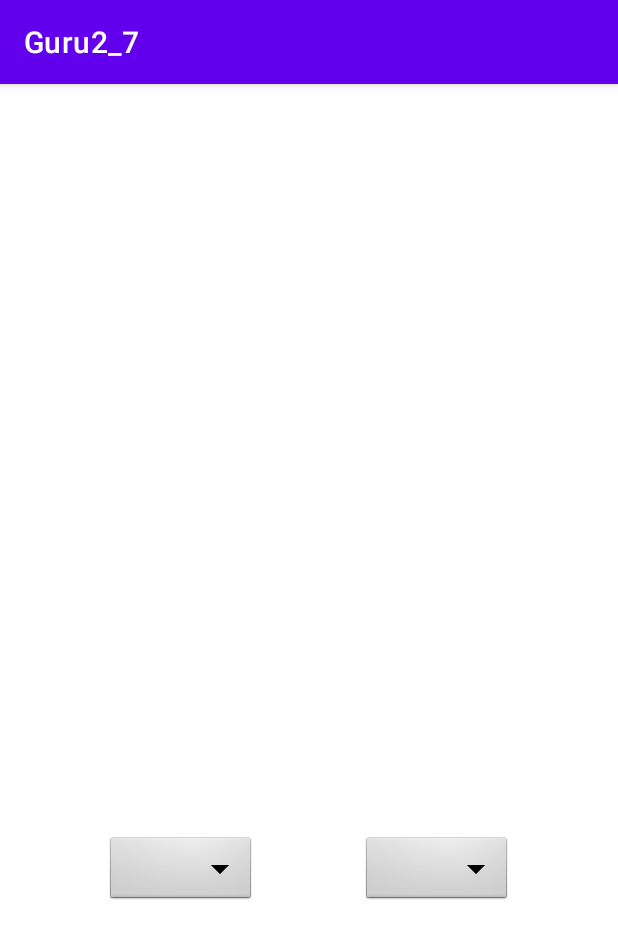
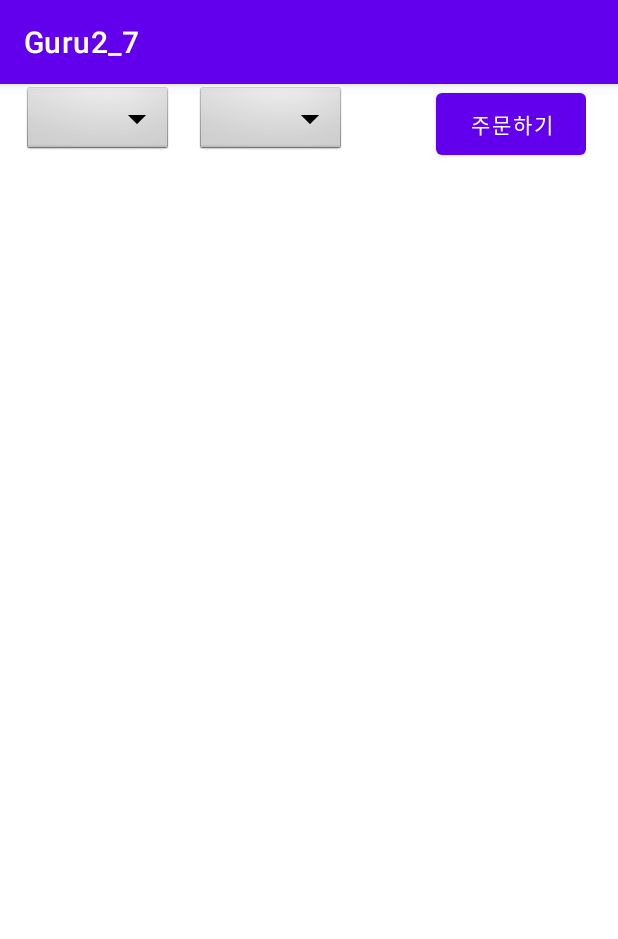
Before and after one commit to eunji-woo/Guru2_7, an Android app: the MenuActivity screen opened directly, with no data from a screen before it, on a phone screen of 412 x 824 dp. Shown: the top 939 px of the screen. Run offline under Robolectric (Android 15) with nearby library versions, the phone set to English and light mode, and no system bars.

Commit message:
메뉴페이지 - 주문하기 버튼 추가 (+위치)

```diff
--- a/app/src/main/java/com/example/guru2_7/MenuActivity.kt
+++ b/app/src/main/java/com/example/guru2_7/MenuActivity.kt
@@ -52,35 +52,35 @@ class MenuActivity : AppCompatActivity() {
             for (i in in_array.indices){
                 val checkBox = CheckBox(this)
                 checkBox.text = in_array[i]
-                scrollLayout.addView(checkBox)
+                scrollLayout.addView(checkBox, 0)
             }
         }
         else if (shop_name == "wf"){
             for (i in wf_array.indices){
                 val checkBox = CheckBox(this)
                 checkBox.text = wf_array[i]
-                scrollLayout.addView(checkBox)
+                scrollLayout.addView(checkBox, 0)
             }
         }
         else if (shop_name == "mong"){
             for (i in mong_array.indices){
                 val checkBox = CheckBox(this)
                 checkBox.text = mong_array[i]
-                scrollLayout.addView(checkBox)
+                scrollLayout.addView(checkBox,0)
             }
         }
         else if (shop_name == "ac"){
             for (i in ac_array.indices){
                 val checkBox = CheckBox(this)
                 checkBox.text = ac_array[i]
-                scrollLayout.addView(checkBox)
+                scrollLayout.addView(checkBox, 0)
             }
         }
         else if (shop_name == "kim"){
             for (i in kim_array.indices){
                 val checkBox = CheckBox(this)
                 checkBox.text = kim_array[i]
-                scrollLayout.addView(checkBox)
+                scrollLayout.addView(checkBox, 0)
             }
         }
 
--- a/app/src/main/res/layout/activity_menu.xml
+++ b/app/src/main/res/layout/activity_menu.xml
@@ -15,31 +15,40 @@
             android:id="@+id/scrollLayout"
             android:layout_width="match_parent"
             android:layout_height="wrap_content"
-            android:orientation="vertical" />
-    </ScrollView>
+            android:orientation="vertical">
+            <LinearLayout
+                android:layout_width="wrap_content"
+                android:layout_height="wrap_content"
+                android:orientation="horizontal">
 
                 <Spinner
                     android:id="@+id/spinner_wfp"
                     style="@android:style/Widget.Spinner"
                     android:layout_width="100dp"
                     android:layout_height="wrap_content"
-        android:layout_gravity="right"
-        android:layout_marginTop="500dp"
-        app:layout_constraintLeft_toRightOf="@+id/spinner_wft"
-        app:layout_constraintRight_toRightOf="parent"
-        app:layout_constraintTop_toTopOf="@+id/scrollView3"
-        tools:ignore="MissingConstraints" />
+                    android:layout_marginLeft="15dp"/>
 
                 <Spinner
                     android:id="@+id/spinner_wft"
                     style="@android:style/Widget.Spinner"
                     android:layout_width="100dp"
                     android:layout_height="wrap_content"
-        android:layout_gravity="left"
-        android:layout_marginTop="500dp"
-        app:layout_constraintLeft_toLeftOf="parent"
-        app:layout_constraintRight_toLeftOf="@id/spinner_wfp"
-        app:layout_constraintTop_toTopOf="parent"
-        tools:ignore="MissingConstraints" />
+                    android:layout_marginLeft="15dp"/>
+
+                <Button
+                    android:id="@+id/orderButton"
+                    android:layout_width="100dp"
+                    android:layout_height="wrap_content"
+                    android:layout_marginLeft="60dp"
+                    android:layout_weight="1"
+                    android:padding="10dp"
+                    android:text="주문하기" />
+
+
+            </LinearLayout>
+
+        </LinearLayout>
+
+    </ScrollView>
 
 </androidx.constraintlayout.widget.ConstraintLayout>
```
Lines whose indentation alone changed are shown as unchanged.
